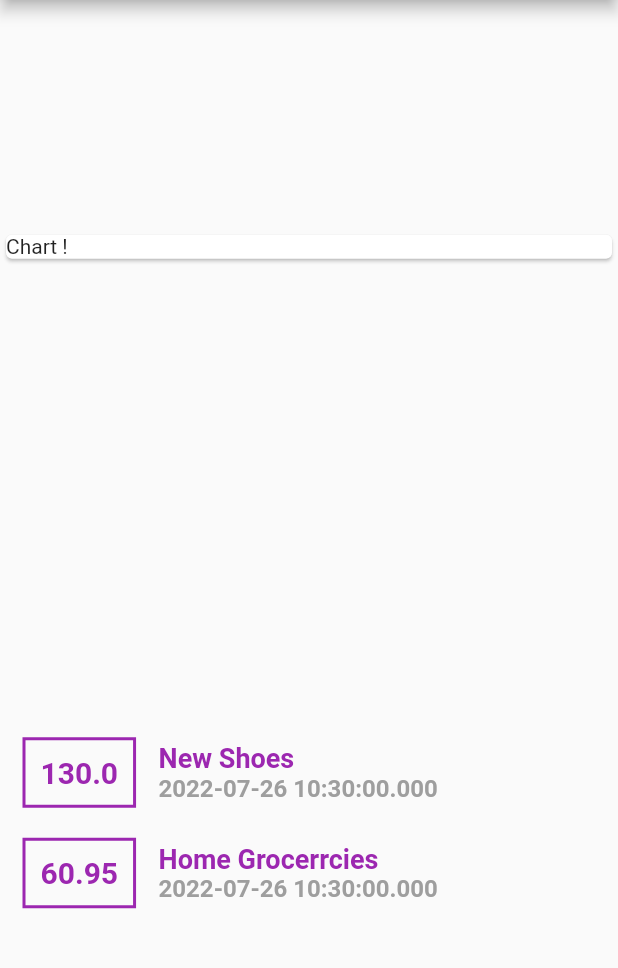
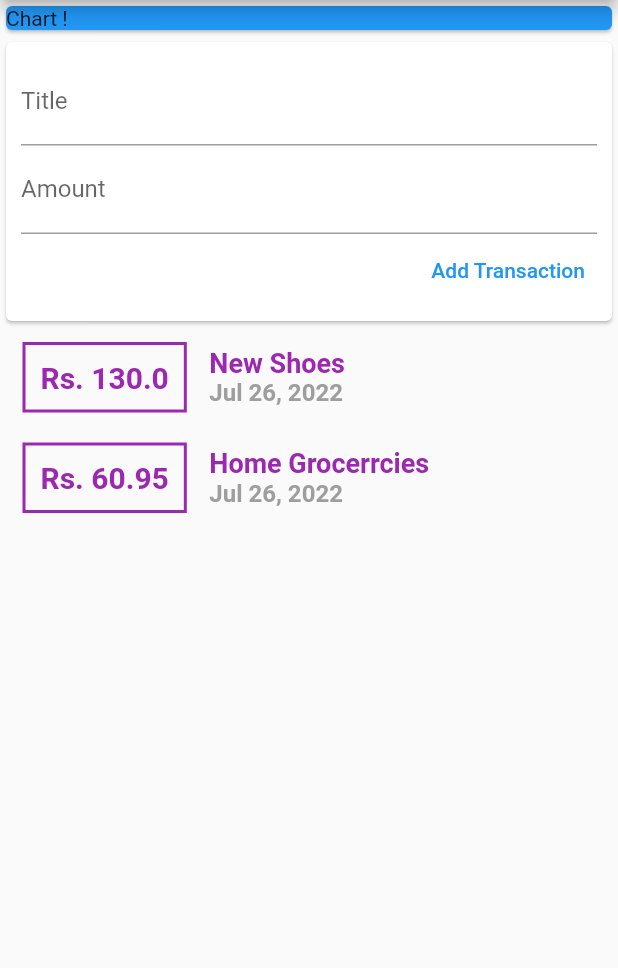
Before and after one commit to mkashifwahid/flutter_expense_app, a Flutter app: the screen it shows after launch, on a phone screen of 412 x 824 dp, the part 84-1052 px from its top. Run offline on Flutter 3.47's test engine with Material 2 defaults, Android fonts, the phone set to English and light mode, and no system bars.

Commit message:
Splitting app into widgets

```diff
--- a/lib/main.dart
+++ b/lib/main.dart
@@ -1,7 +1,7 @@
 // ignore_for_file: unnecessary_const
 
 import 'package:flutter/material.dart';
-import './transactions.dart';
+import './widgets/userTransactions.dart';
 
 void main() => runApp(const MyApp());
 
@@ -51,15 +51,6 @@ class MyHomePage extends StatefulWidget {
 class _MyHomePageState extends State<MyHomePage> {
   @override
   Widget build(BuildContext context) {
-    final List<Transactions> transactions = [
-      Transactions(
-          id: 1, title: 'New Shoes', amount: 130, date: DateTime.now()),
-      Transactions(
-          id: 2,
-          title: 'Home Grocerrcies',
-          amount: 60.95,
-          date: DateTime.now()),
-    ];
     // This method is rerun every time setState is called, for instance as done
     // by the _incrementCounter method above.
     //
@@ -73,8 +64,8 @@ class _MyHomePageState extends State<MyHomePage> {
         title: Text(widget.title),
       ),
       body: Column(
-        mainAxisAlignment: MainAxisAlignment.spaceAround,
-        crossAxisAlignment: CrossAxisAlignment.center,
+        //mainAxisAlignment: MainAxisAlignment.spaceAround,
+        crossAxisAlignment: CrossAxisAlignment.start,
 
         // Column is also a layout widget. It takes a list of children and
         // arranges them vertically. By default, it sizes itself to fit its
@@ -92,57 +83,16 @@ class _MyHomePageState extends State<MyHomePage> {
         // horizontal).
         //mainAxisAlignment: MainAxisAlignment.center,
         children: <Widget>[
-          const SizedBox(
+          Container(
             width: double.infinity,
             child: const Card(
+              color: Colors.blue,
               child: const Text(
                 'Chart !',
               ),
             ),
           ),
-          Column(
-            children: transactions.map((tx) {
-              return Row(
-                children: <Widget>[
-                  Container(
-                    margin: const EdgeInsets.symmetric(
-                        vertical: 10, horizontal: 15),
-                    padding: const EdgeInsets.all(10),
-                    decoration: BoxDecoration(
-                      border: Border.all(width: 2, color: Colors.purple),
-                    ),
-                    child: Text(tx.amount.toString(),
-                        style: const TextStyle(
-                          fontWeight: FontWeight.bold,
-                          color: Colors.purple,
-                          fontSize: 20,
-                        )),
-                  ),
-                  Column(
-                    crossAxisAlignment: CrossAxisAlignment.start,
-                    children: [
-                      Text(
-                        tx.title,
-                        style: const TextStyle(
-                          fontSize: 18,
-                          color: Colors.purple,
-                          fontWeight: FontWeight.bold,
-                        ),
-                      ),
-                      Text(
-                        tx.date.toString(),
-                        style: const TextStyle(
-                          fontSize: 16,
-                          color: Colors.grey,
-                          fontWeight: FontWeight.bold,
-                        ),
-                      )
-                    ],
-                  )
-                ],
-              );
-            }).toList(),
-          )
+          UserTransaction(),
         ],
       ),
     );
--- a/lib/transactions.dart
+++ b/lib/models/transactions.dart
@@ -1,5 +1,5 @@
 class Transactions {
-  final int id;
+  final String id;
   final String title;
   final double amount;
   final DateTime date;
--- /dev/null
+++ b/lib/widgets/newTransaction.dart
@@ -0,0 +1,40 @@
+import 'package:flutter/material.dart';
+
+class NewTransaction extends StatelessWidget {
+  final Function addNewTransaction;
+  final titleController = TextEditingController();
+  final amountController = TextEditingController();
+
+  NewTransaction(this.addNewTransaction);
+
+  @override
+  Widget build(BuildContext context) {
+    return Card(
+      child: Container(
+        padding: const EdgeInsets.all(10),
+        child: Column(
+            crossAxisAlignment: CrossAxisAlignment.end,
+            children: <Widget>[
+              TextField(
+                decoration: const InputDecoration(labelText: 'Title'),
+                // onChanged: (value) => titleInput = value,
+                controller: titleController,
+              ),
+              TextField(
+                decoration: const InputDecoration(labelText: 'Amount'),
+                // onChanged: (value) => amountInput = value,
+                controller: amountController,
+              ),
+              TextButton(
+                  onPressed: () {
+                    addNewTransaction(
+                      titleController.text,
+                      double.parse(amountController.text),
+                    );
+                  },
+                  child: const Text('Add Transaction'))
+            ]),
+      ),
+    );
+  }
+}
--- /dev/null
+++ b/lib/widgets/transactions_list.dart
@@ -0,0 +1,55 @@
+import 'package:flutter/material.dart';
+import 'package:intl/intl.dart';
+import './../models/transactions.dart';
+
+class TransactionList extends StatelessWidget {
+  final List<Transactions> transactions;
+
+  TransactionList(this.transactions);
+
+  @override
+  Widget build(BuildContext context) {
+    return Column(
+      children: transactions.map((tx) {
+        return Row(
+          children: <Widget>[
+            Container(
+              margin: const EdgeInsets.symmetric(vertical: 10, horizontal: 15),
+              padding: const EdgeInsets.all(10),
+              decoration: BoxDecoration(
+                border: Border.all(width: 2, color: Colors.purple),
+              ),
+              child: Text('Rs. ${tx.amount}',
+                  style: const TextStyle(
+                    fontWeight: FontWeight.bold,
+                    color: Colors.purple,
+                    fontSize: 20,
+                  )),
+            ),
+            Column(
+              crossAxisAlignment: CrossAxisAlignment.start,
+              children: [
+                Text(
+                  tx.title,
+                  style: const TextStyle(
+                    fontSize: 18,
+                    color: Colors.purple,
+                    fontWeight: FontWeight.bold,
+                  ),
+                ),
+                Text(
+                  DateFormat.yMMMd().format(tx.date),
+                  style: const TextStyle(
+                    fontSize: 16,
+                    color: Colors.grey,
+                    fontWeight: FontWeight.bold,
+                  ),
+                )
+              ],
+            )
+          ],
+        );
+      }).toList(),
+    );
+  }
+}
--- /dev/null
+++ b/lib/widgets/userTransactions.dart
@@ -0,0 +1,50 @@
+import 'package:flutter/material.dart';
+import './newTransaction.dart';
+import './transactions_list.dart';
+import '../models/transactions.dart';
+
+class UserTransaction extends StatefulWidget {
+  const UserTransaction({Key? key}) : super(key: key);
+
+  @override
+  State<UserTransaction> createState() => _UserTransactionState();
+}
+
+class _UserTransactionState extends State<UserTransaction> {
+  final List<Transactions> transactions = [
+    Transactions(
+      id: '1',
+      title: 'New Shoes',
+      amount: 130,
+      date: DateTime.now(),
+    ),
+    Transactions(
+      id: '2',
+      title: 'Home Grocerrcies',
+      amount: 60.95,
+      date: DateTime.now(),
+    ),
+  ];
+
+  void _addNewTransaction(String title, double amount) {
+    final addNewTx = Transactions(
+        id: DateTime.now().toString(),
+        title: title,
+        amount: amount,
+        date: DateTime.now());
+
+    setState(() {
+      transactions.add(addNewTx);
+    });
+  }
+
+  @override
+  Widget build(BuildContext context) {
+    return Column(
+      children: <Widget>[
+        NewTransaction(_addNewTransaction),
+        TransactionList(transactions),
+      ],
+    );
+  }
+}
--- a/pubspec.yaml
+++ b/pubspec.yaml
@@ -34,6 +34,7 @@ dependencies:
   # The following adds the Cupertino Icons font to your application.
   # Use with the CupertinoIcons class for iOS style icons.
   cupertino_icons: ^1.0.2
+  intl: ^0.17.0
 
 dev_dependencies:
   flutter_test:
```
Also changed, not shown: pubspec.lock.
